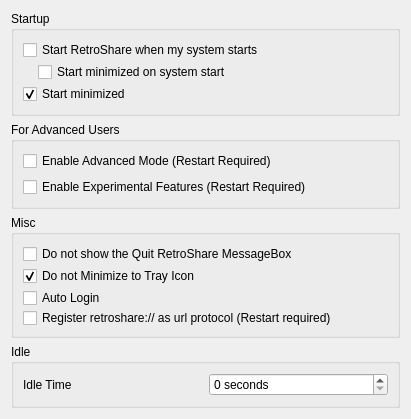
First picture: the form in retroshare-gui/src/gui/settings/GeneralPage.ui, repository RetroShare/RetroShare, before the edit.
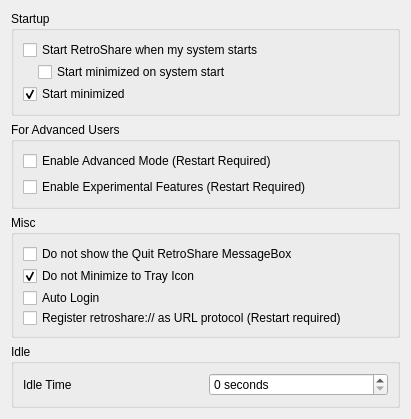
Second picture: the form after the edit. Icons and pictures are not drawn.

Diff of the .ui file:
```diff
--- a/retroshare-gui/src/gui/settings/GeneralPage.ui
+++ b/retroshare-gui/src/gui/settings/GeneralPage.ui
@@ -134,7 +134,7 @@
            </size>
           </property>
           <property name="text">
-           <string>Register retroshare:// as url protocol (Restart required)</string>
+           <string>Register retroshare:// as URL protocol (Restart required)</string>
           </property>
          </widget>
         </item>
```
